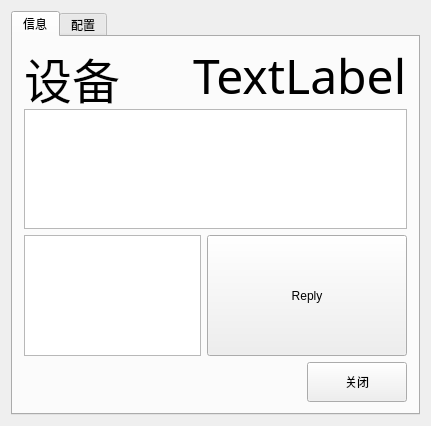
Above: widget.ui from hooray1998/SimulationSend before the change. Below: the same form after it.
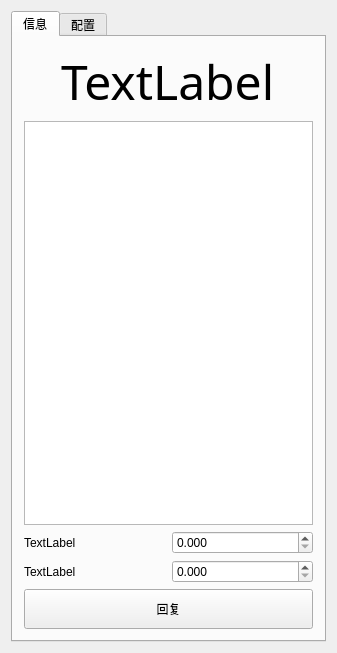
That is the form after the change.

Diff of the .ui file:
```diff
--- a/widget.ui
+++ b/widget.ui
@@ -6,8 +6,8 @@
    <rect>
     <x>0</x>
     <y>0</y>
-    <width>431</width>
-    <height>426</height>
+    <width>337</width>
+    <height>653</height>
    </rect>
   </property>
   <property name="windowTitle">
@@ -62,37 +62,6 @@
       <layout class="QVBoxLayout" name="verticalLayout_2">
        <item>
         <layout class="QHBoxLayout" name="horizontalLayout_3">
-         <item>
-          <widget class="QLabel" name="chatNameLabel">
-           <property name="sizePolicy">
-            <sizepolicy hsizetype="Expanding" vsizetype="Preferred">
-             <horstretch>0</horstretch>
-             <verstretch>0</verstretch>
-            </sizepolicy>
-           </property>
-           <property name="minimumSize">
-            <size>
-             <width>0</width>
-             <height>55</height>
-            </size>
-           </property>
-           <property name="maximumSize">
-            <size>
-             <width>16777215</width>
-             <height>49</height>
-            </size>
-           </property>
-           <property name="font">
-            <font>
-             <family>微软雅黑</family>
-             <pointsize>36</pointsize>
-            </font>
-           </property>
-           <property name="text">
-            <string>设备</string>
-           </property>
-          </widget>
-         </item>
          <item>
           <widget class="QLabel" name="nameLabel">
            <property name="sizePolicy">
@@ -145,51 +114,20 @@
        <item>
         <layout class="QHBoxLayout" name="horizontalLayout_6">
          <item>
-          <widget class="QTextEdit" name="textEditWrite">
-           <property name="maximumSize">
-            <size>
-             <width>16777215</width>
-             <height>250</height>
-            </size>
+          <widget class="QLabel" name="text1">
+           <property name="text">
+            <string>TextLabel</string>
            </property>
-           <property name="font">
-            <font>
-             <family>华文仿宋</family>
-             <pointsize>14</pointsize>
-            </font>
-           </property>
-           <property name="html">
-            <string>&lt;!DOCTYPE HTML PUBLIC &quot;-//W3C//DTD HTML 4.0//EN&quot; &quot;http://www.w3.org/TR/REC-html40/strict.dtd&quot;&gt;
-&lt;html&gt;&lt;head&gt;&lt;meta name=&quot;qrichtext&quot; content=&quot;1&quot; /&gt;&lt;style type=&quot;text/css&quot;&gt;
-p, li { white-space: pre-wrap; }
-&lt;/style&gt;&lt;/head&gt;&lt;body style=&quot; font-family:'华文仿宋'; font-size:14pt; font-weight:400; font-style:normal;&quot;&gt;
-&lt;p style=&quot;-qt-paragraph-type:empty; margin-top:0px; margin-bottom:0px; margin-left:0px; margin-right:0px; -qt-block-indent:0; text-indent:0px;&quot;&gt;&lt;br /&gt;&lt;/p&gt;&lt;/body&gt;&lt;/html&gt;</string>
-           </property>
           </widget>
          </item>
          <item>
-          <widget class="QPushButton" name="pushButton_2">
-           <property name="sizePolicy">
-            <sizepolicy hsizetype="Maximum" vsizetype="Maximum">
-             <horstretch>0</horstretch>
-             <verstretch>0</verstretch>
-            </sizepolicy>
+          <widget class="QDoubleSpinBox" name="doubleSpinBox1">
+           <property name="decimals">
+            <number>3</number>
            </property>
-           <property name="minimumSize">
-            <size>
-             <width>200</width>
-             <height>40</height>
-            </size>
+           <property name="maximum">
+            <double>9999.998999999999796</double>
            </property>
-           <property name="maximumSize">
-            <size>
-             <width>500</width>
-             <height>230</height>
-            </size>
-           </property>
-           <property name="text">
-            <string>Reply</string>
-           </property>
           </widget>
          </item>
         </layout>
@@ -197,71 +135,49 @@
        <item>
         <layout class="QHBoxLayout" name="horizontalLayout_4">
          <item>
-          <spacer name="horizontalSpacer_3">
-           <property name="orientation">
-            <enum>Qt::Horizontal</enum>
+          <widget class="QLabel" name="text2">
+           <property name="text">
+            <string>TextLabel</string>
            </property>
-           <property name="sizeType">
-            <enum>QSizePolicy::Maximum</enum>
-           </property>
-           <property name="sizeHint" stdset="0">
-            <size>
-             <width>20</width>
-             <height>20</height>
-            </size>
-           </property>
-          </spacer>
+          </widget>
          </item>
          <item>
-          <spacer name="horizontalSpacer_2">
-           <property name="orientation">
-            <enum>Qt::Horizontal</enum>
+          <widget class="QDoubleSpinBox" name="doubleSpinBox2">
+           <property name="decimals">
+            <number>3</number>
            </property>
-           <property name="sizeHint" stdset="0">
-            <size>
-             <width>40</width>
-             <height>20</height>
-            </size>
+           <property name="maximum">
+            <double>9999.998999999999796</double>
            </property>
-          </spacer>
-         </item>
-         <item>
-          <spacer name="horizontalSpacer">
-           <property name="orientation">
-            <enum>Qt::Horizontal</enum>
-           </property>
-           <property name="sizeType">
-            <enum>QSizePolicy::Maximum</enum>
-           </property>
-           <property name="sizeHint" stdset="0">
-            <size>
-             <width>20</width>
-             <height>20</height>
-            </size>
-           </property>
-          </spacer>
-         </item>
-         <item>
-          <widget class="QPushButton" name="pushButton_3">
-           <property name="minimumSize">
-            <size>
-             <width>100</width>
-             <height>40</height>
-            </size>
-           </property>
-           <property name="maximumSize">
-            <size>
-             <width>100</width>
-             <height>40</height>
-            </size>
-           </property>
-           <property name="text">
-            <string>关闭</string>
-           </property>
           </widget>
          </item>
         </layout>
        </item>
+       <item>
+        <widget class="QPushButton" name="pushButton_2">
+         <property name="sizePolicy">
+          <sizepolicy hsizetype="Maximum" vsizetype="Maximum">
+           <horstretch>0</horstretch>
+           <verstretch>0</verstretch>
+          </sizepolicy>
+         </property>
+         <property name="minimumSize">
+          <size>
+           <width>200</width>
+           <height>40</height>
+          </size>
+         </property>
+         <property name="maximumSize">
+          <size>
+           <width>500</width>
+           <height>230</height>
+          </size>
+         </property>
+         <property name="text">
+          <string>回复</string>
+         </property>
+        </widget>
+       </item>
       </layout>
      </widget>
      <widget class="QWidget" name="tab_2">
```
Left out of the diff: 4 changed lines with no effect on the pictures.
